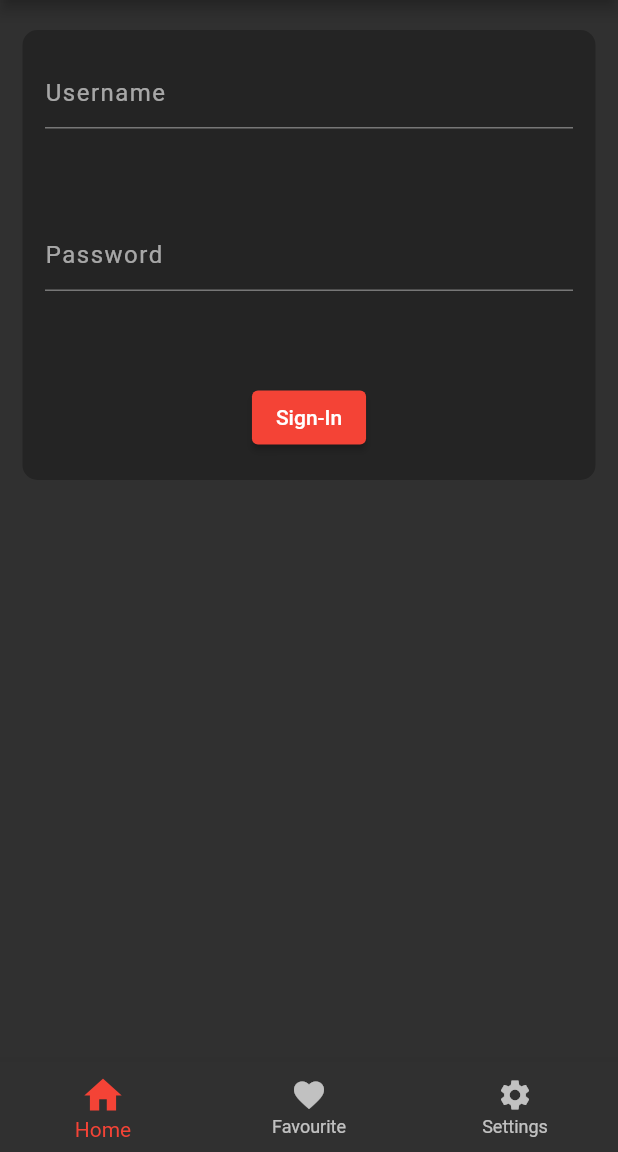
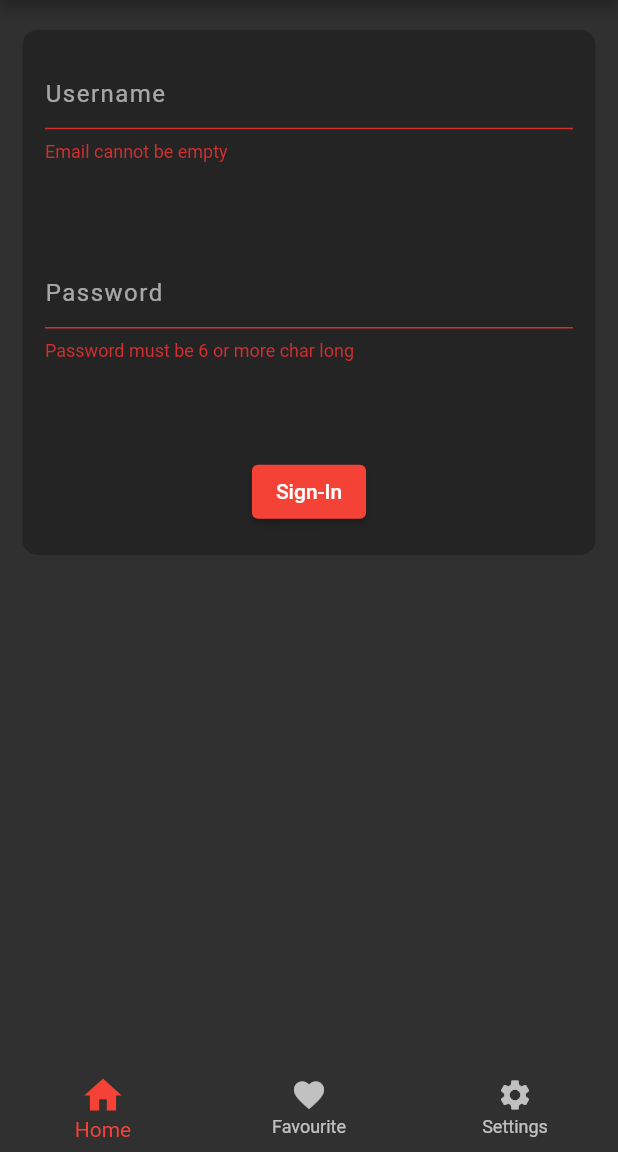
Before and after one commit to TITAN017/Notes_App, a Flutter app: the screen it shows after launch, after a tap on "Sign-In", on a phone screen of 412 x 824 dp, the part 84-1236 px from its top. Run offline on Flutter 3.47's test engine with Material 2 defaults, Android fonts, the phone set to English and light mode, and no system bars; our stand-ins replace firebase_auth, firebase_core, google_fonts; accounts and stored records are empty; Roboto replaces fonts that are missing (Acme).

```diff
--- a/lib/screens/auth/register.dart
+++ b/lib/screens/auth/register.dart
@@ -77,11 +77,12 @@ class _RegisterState extends State<Register> {
       ),
       body: Container(
         margin: EdgeInsets.fromLTRB(15, 20, 15, 0),
-        height: 300,
+        height: 350,
         decoration: BoxDecoration(
           color: Colors.black26,
           borderRadius: BorderRadius.circular(10),
         ),
+        child: Form(
           child: Padding(
             padding: EdgeInsets.all(15),
             child: Column(
@@ -133,6 +134,7 @@ class _RegisterState extends State<Register> {
             ),
           ),
         ),
+      ),
       bottomNavigationBar: BottomNavigationBar(
         selectedIconTheme: IconThemeData(
           color: Colors.red,
--- a/lib/screens/auth/signIn.dart
+++ b/lib/screens/auth/signIn.dart
@@ -23,6 +23,7 @@ class _SignInState extends State<SignIn> {
   String _user = '';
   String _password = '';
 
+  final _key = GlobalKey<FormState>();
   final AuthService _auth = AuthService();
 
   @override
@@ -81,17 +82,21 @@ class _SignInState extends State<SignIn> {
       ),
       body: Container(
         margin: EdgeInsets.fromLTRB(15, 20, 15, 0),
-        height: 300,
+        height: 350,
         decoration: BoxDecoration(
           color: Colors.black26,
           borderRadius: BorderRadius.circular(10),
         ),
+        child: Form(
+          key: _key,
           child: Padding(
             padding: EdgeInsets.all(15),
             child: Column(
               mainAxisAlignment: MainAxisAlignment.spaceAround,
               children: [
                 TextFormField(
+                  validator: (val) =>
+                      val!.isEmpty ? 'Email cannot be empty' : null,
                   cursorColor: Colors.red,
                   decoration: InputDecoration(
                     hintText: 'Username',
@@ -107,6 +112,9 @@ class _SignInState extends State<SignIn> {
                   height: 50,
                 ),
                 TextFormField(
+                  validator: (val) => val!.length < 6
+                      ? 'Password must be 6 or more char long'
+                      : null,
                   decoration: InputDecoration(
                     hintText: 'Password',
                   ),
@@ -126,13 +134,17 @@ class _SignInState extends State<SignIn> {
                     backgroundColor: MaterialStateProperty.all(Colors.red),
                   ),
                   onPressed: () async {
-                  await _auth.signin();
+                    if (_key.currentState!.validate()) {
+                      print(_user);
+                      print(_password);
+                    }
                   },
                   child: Text(
                     'Sign-In',
                   ),
                 ),
               ],
+            ),
           ),
         ),
       ),
```
Lines whose indentation alone changed are shown as unchanged.
